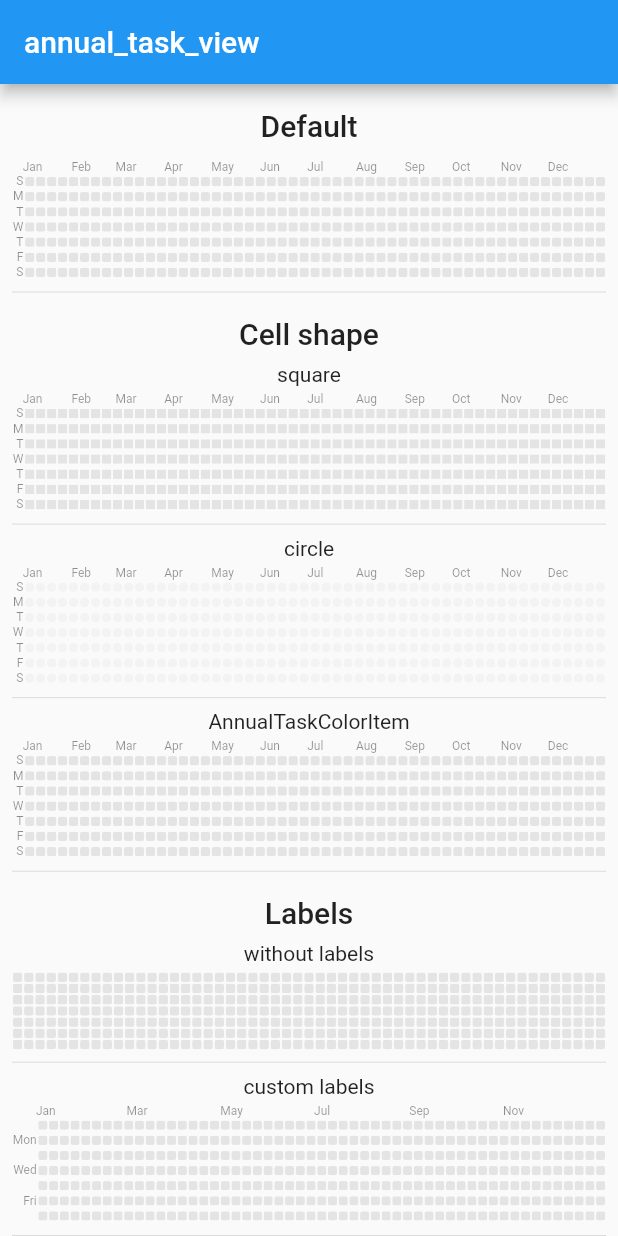
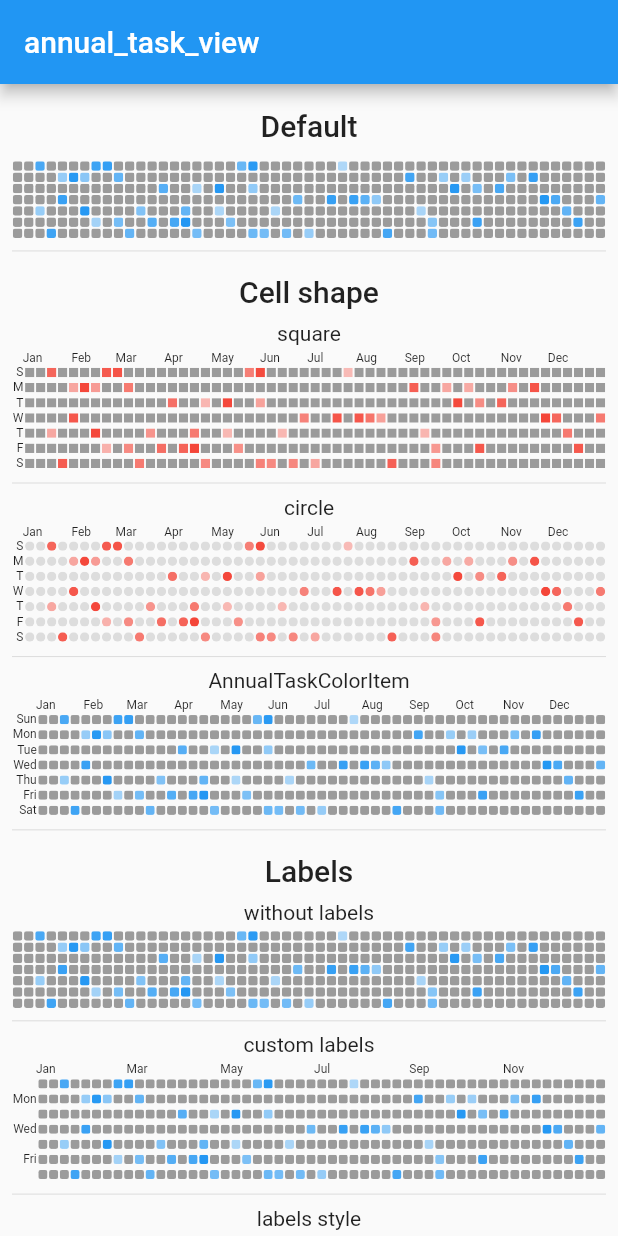
Before and after one commit to HuanSuh/flutter_annual_task, a Flutter app: the screen it shows after launch, on a phone screen of 412 x 824 dp. Run offline on Flutter 3.47's test engine with Material 2 defaults, Android fonts, the phone set to English and light mode, and no system bars.

```diff
--- a/example/lib/main.dart
+++ b/example/lib/main.dart
@@ -11,12 +11,11 @@ class MyApp extends StatefulWidget {
 }
 
 class _MyAppState extends State<MyApp> {
-  List<AnnualTaskItem> get taskItemsWithColor =>
-      AnnualTaskItemHelper.colorItemList;
-
   @override
   Widget build(BuildContext context) {
     List<AnnualTaskItem> taskItems = AnnualTaskItemHelper.generateAnnualTask();
+    List<AnnualTaskItem> taskItemsWithColor =
+        AnnualTaskItemHelper.generateAnnualTaskColorItem(taskItems);
     return MaterialApp(
       home: Scaffold(
         appBar: AppBar(
@@ -35,7 +34,11 @@ class _MyAppState extends State<MyApp> {
                   _buildSectionTitle('Default'),
                   _buildExample(
                     '',
-                    AnnualTaskView(taskItems),
+                    AnnualTaskView(
+                      taskItems,
+                      showMonthLabel: false,
+                      showWeekDayLabel: false,
+                    ),
                   ),
                   // Examples for cellShape
                   _buildSectionTitle('Cell shape'),
@@ -52,7 +55,7 @@ class _MyAppState extends State<MyApp> {
                     AnnualTaskView(
                       taskItems, // List<AnnualTaskItem>
                       activateColor: Colors.red,
-                      emptyColor: Colors.grey.withAlpha(40),
+                      emptyColor: Colors.grey.withAlpha(80),
                       cellShape: AnnualTaskCellShape.CIRCLE,
                     ),
                   ),
@@ -60,6 +63,15 @@ class _MyAppState extends State<MyApp> {
                     'AnnualTaskColorItem',
                     AnnualTaskView(
                       taskItemsWithColor,
+                      weekDayLabels: [
+                        'Sun',
+                        'Mon',
+                        'Tue',
+                        'Wed',
+                        'Thu',
+                        'Fri',
+                        'Sat'
+                      ],
                     ),
                   ),
 
@@ -106,7 +118,7 @@ class _MyAppState extends State<MyApp> {
   Widget _buildSectionTitle(String title) {
     return Padding(
       padding: const EdgeInsets.symmetric(vertical: 8.0),
-      child: Text(title, style: Theme.of(context).textTheme.title),
+      child: Text(title, style: Theme.of(context).textTheme.headline6),
     );
   }
 
@@ -137,35 +149,29 @@ const List<String> CUSTOM_MONTH_LABEL = [
 ];
 
 class AnnualTaskItemHelper {
-  static final List<AnnualTaskColorItem> colorItemList = List();
   static List<AnnualTaskItem> generateAnnualTask({int year, int sampleSize}) {
-    colorItemList.clear();
     var rnd = new Random();
-    year = year ?? DateTime.now().year;
-    sampleSize = sampleSize ?? rnd.nextInt(200);
-    sampleSize = max(40, min(365, sampleSize));
+    sampleSize = sampleSize ?? max(80, min(365, rnd.nextInt(200)));
+    year ??= DateTime.now().year;
     DateTime prevDate = DateTime(year, 1, 1);
     return List.generate(sampleSize, (idx) {
       int maxDiff =
           (365 - prevDate.difference(DateTime(year, 12, 31)).inDays) ~/
               (sampleSize - idx);
       prevDate = prevDate.add(Duration(days: rnd.nextInt(maxDiff) + 1));
-
-      colorItemList.add(
-        AnnualTaskColorItem(
-          prevDate,
-          color: Color.fromARGB(
-            255,
-            rnd.nextInt(180),
-            rnd.nextInt(180),
-            rnd.nextInt(180),
-          ),
-        ),
-      );
-      return AnnualTaskItem(
-        prevDate,
-        rnd.nextDouble(),
-      );
+      return AnnualTaskItem(prevDate, rnd.nextDouble());
     });
   }
+
+  static List<AnnualTaskColorItem> generateAnnualTaskColorItem(
+      List<AnnualTaskItem> items) {
+    List<Color> colors = [Colors.red, Colors.blue, Colors.orange];
+    return items
+        .map((e) => AnnualTaskColorItem(
+              e.date,
+              proceeding: e.proceeding,
+              color: colors[Random().nextInt(colors.length)],
+            ))
+        .toList();
+  }
 }
--- a/lib/src/annual_task_item.dart
+++ b/lib/src/annual_task_item.dart
@@ -2,22 +2,21 @@ import 'dart:ui';
 
 class AnnualTaskItem {
   final DateTime _date;
-  final double proceeding;
+  final double? proceeding;
   DateTime get date => _date;
 
   AnnualTaskItem(DateTime date, [this.proceeding = 1.0])
-      : this._date =
-            date != null ? DateTime(date.year, date.month, date.day) : null;
+      : this._date = DateTime(date.year, date.month, date.day);
 
   int get alpha => ((255.0 - 80.0) * (proceeding ?? 0)).toInt();
-  Color fillColor(Color activateColor) {
+  Color? fillColor(Color? activateColor) {
     if (alpha <= 0) return null;
     return activateColor?.withAlpha(alpha + 80);
   }
 }
 
 class AnnualTaskColorItem extends AnnualTaskItem {
-  final Color color;
+  final Color? color;
 
   AnnualTaskColorItem(
     DateTime date, {
@@ -26,7 +25,7 @@ class AnnualTaskColorItem extends AnnualTaskItem {
   }) : super(date, proceeding);
 
   @override
-  Color fillColor(Color activateColor) {
+  Color? fillColor(Color? activateColor) {
     return super.fillColor(color ?? activateColor);
   }
 }
--- a/lib/src/annual_task_view.dart
+++ b/lib/src/annual_task_view.dart
@@ -7,29 +7,29 @@ enum AnnualTaskCellShape { SQUARE, CIRCLE, ROUNDED_SQUARE }
 
 class AnnualTaskView extends StatefulWidget {
   final List<AnnualTaskItem> items;
-  final Color activateColor;
-  final Color emptyColor;
+  final Color? activateColor;
+  final Color? emptyColor;
   final int year;
 
   final bool showWeekDayLabel;
-  final List<String> weekDayLabels;
+  final List<String>? weekDayLabels;
   final bool showMonthLabel;
-  final List<String> monthLabels;
-  final AnnualTaskCellShape cellShape;
+  final List<String>? monthLabels;
+  final AnnualTaskCellShape? cellShape;
 
   final bool swipeEnabled;
-  final TextStyle labelStyle;
+  final TextStyle? labelStyle;
 
   AnnualTaskView(
     this.items, {
-    int year,
+    int? year,
     this.activateColor,
     this.emptyColor,
     this.cellShape,
     this.showWeekDayLabel = true,
     this.showMonthLabel = true,
-    List<String> weekDayLabels,
-    List<String> monthLabels,
+    List<String>? weekDayLabels,
+    List<String>? monthLabels,
     this.labelStyle,
     this.swipeEnabled = true,
   })  : assert(showWeekDayLabel == false ||
@@ -47,10 +47,10 @@ class AnnualTaskView extends StatefulWidget {
 }
 
 class _AnnualTaskViewState extends State<AnnualTaskView> {
-  double contentsWidth;
-  bool _refreshing;
+  double? contentsWidth;
+  bool? _refreshing;
 
-  final StreamController<Map<DateTime, AnnualTaskItem>> _streamController =
+  final StreamController<Map<DateTime, AnnualTaskItem>?> _streamController =
       StreamController();
 
   @override
@@ -77,7 +77,7 @@ class _AnnualTaskViewState extends State<AnnualTaskView> {
       mainAxisSize: MainAxisSize.min,
       children: <Widget>[
         _layoutManagerView(),
-        StreamBuilder<Map<DateTime, AnnualTaskItem>>(
+        StreamBuilder<Map<DateTime, AnnualTaskItem>?>(
           stream: _streamController.stream,
           builder: (context, snapshot) {
             double opacity = 1.0;
@@ -113,7 +113,7 @@ class _AnnualTaskViewState extends State<AnnualTaskView> {
     Map<DateTime, AnnualTaskItem> resultMap = Map();
     _refreshing = true;
     _streamController.add(null);
-    widget.items?.forEach((item) {
+    widget.items.forEach((item) {
       resultMap[item.date] = item;
     });
     return Future.delayed(Duration.zero, () {
@@ -133,7 +133,7 @@ class _AnnualTaskViewState extends State<AnnualTaskView> {
               ? Column(
                   children: List.generate(7, (idx) {
                   return Text(
-                    widget.weekDayLabels[idx] ?? '',
+                    widget.weekDayLabels?.elementAt(idx) ?? '',
                     style: widget.labelStyle ?? _LABEL_STYLE,
                   );
                 }))
@@ -155,36 +155,35 @@ class _AnnualTaskViewState extends State<AnnualTaskView> {
 
 class _AnnualTaskGrid extends StatelessWidget {
   final DateTime firstDate;
-  final Map<DateTime, AnnualTaskItem> resultMap;
+  final Map<DateTime, AnnualTaskItem>? resultMap;
   final int firstDay;
 
-  final Color activateColor;
-  final Color emptyColor;
+  final Color? activateColor;
+  final Color? emptyColor;
 
   final bool showWeekDayLabel;
-  final List<String> weekDayLabels;
+  final List<String>? weekDayLabels;
   final bool showMonthLabel;
-  final List<String> monthLabels;
+  final List<String>? monthLabels;
   final AnnualTaskCellShape cellShape;
   final TextStyle labelStyle;
 
-  final double contentsWidth;
+  final double? contentsWidth;
 
   _AnnualTaskGrid(
     int year,
     this.resultMap,
     this.activateColor,
-    Color emptyColor,
+    this.emptyColor,
     this.showWeekDayLabel,
     this.showMonthLabel,
     this.weekDayLabels,
     this.monthLabels,
-    AnnualTaskCellShape cellShape,
-    TextStyle labelStyle,
+    AnnualTaskCellShape? cellShape,
+    TextStyle? labelStyle,
     this.contentsWidth,
   )   : firstDate = DateTime(year, 1, 1),
         firstDay = DateTime(year, 1, 1).weekday % 7,
-        this.emptyColor = emptyColor ?? const Color(0xFFD0D0D0),
         this.cellShape = cellShape ?? AnnualTaskCellShape.ROUNDED_SQUARE,
         this.labelStyle = labelStyle ?? _LABEL_STYLE;
 
@@ -214,7 +213,7 @@ class _AnnualTaskGrid extends StatelessWidget {
                       return _buildWeekdayLabel(days,
                           width: layout.maxWidth - maxWidth);
                     }
-                    AnnualTaskItem result = _getResult(weeks, days);
+                    AnnualTaskItem? result = _getResult(weeks, days);
                     return ClipRRect(
                       borderRadius: BorderRadius.circular(
                         cellShape == AnnualTaskCellShape.SQUARE
@@ -226,8 +225,9 @@ class _AnnualTaskGrid extends StatelessWidget {
                       child: Container(
                         width: cellSize,
                         height: cellSize,
-                        color: result?.fillColor(activateColor) ??
-                            (emptyColor ?? Colors.grey.withAlpha(50)),
+                        color: result?.fillColor(activateColor ??
+                                Theme.of(context).accentColor) ??
+                            (emptyColor ?? Theme.of(context).disabledColor),
                       ),
                     );
                   }),
@@ -240,19 +240,19 @@ class _AnnualTaskGrid extends StatelessWidget {
     );
   }
 
-  AnnualTaskItem _getResult(int weeksIdx, int daysIdx) {
+  AnnualTaskItem? _getResult(int weeksIdx, int daysIdx) {
     if (resultMap == null) return null;
     if (showWeekDayLabel) weeksIdx--;
     if (showMonthLabel) daysIdx--;
     int days = weeksIdx * 7 + daysIdx - firstDay;
     DateTime date = firstDate.add(Duration(days: days));
-    return resultMap[date];
+    return resultMap![date];
   }
 
   int get _colCnt => showWeekDayLabel == true ? 54 : 53;
   int get _rowCnt => showMonthLabel == true ? 8 : 7;
 
-  Widget _buildMonthLabelRow(double cellSize, {double paddingLeft}) {
+  Widget _buildMonthLabelRow(double cellSize, {double? paddingLeft}) {
     return Padding(
       padding: EdgeInsets.only(left: paddingLeft ?? 0),
       child: Row(
@@ -274,7 +274,7 @@ class _AnnualTaskGrid extends StatelessWidget {
           Container(
             constraints: BoxConstraints(minWidth: cellSize * 1.5),
             child: Text(
-              monthLabels[idx] ?? '',
+              monthLabels?.elementAt(idx) ?? '',
               style: labelStyle,
               textAlign: TextAlign.center,
             ),
@@ -284,12 +284,12 @@ class _AnnualTaskGrid extends StatelessWidget {
     );
   }
 
-  Widget _buildWeekdayLabel(int weekIdx, {double width}) {
+  Widget _buildWeekdayLabel(int weekIdx, {double? width}) {
     return Container(
       width: width ?? 0,
       alignment: Alignment.centerRight,
       child: Text(
-        weekDayLabels[weekIdx - (showMonthLabel ? 1 : 0)] ?? '',
+        weekDayLabels?.elementAt(weekIdx - (showMonthLabel ? 1 : 0)) ?? '',
         style: labelStyle,
       ),
     );
--- a/pubspec.yaml
+++ b/pubspec.yaml
@@ -1,10 +1,10 @@
 name: flutter_annual_task
 description: Flutter package for displaying grid view of daily task like Github-Contributions(Github calendar).
-version: 0.1.4
+version: 0.2.0
 homepage: https://github.com/HuanSuh/flutter_annual_task
 
 environment:
-  sdk: ">=2.1.0 <3.0.0"
+  sdk: '>=2.12.0 <3.0.0'
 
 dependencies:
   flutter:
```
Also changed, not shown: example/pubspec.lock, pubspec.lock, 1 other file.
